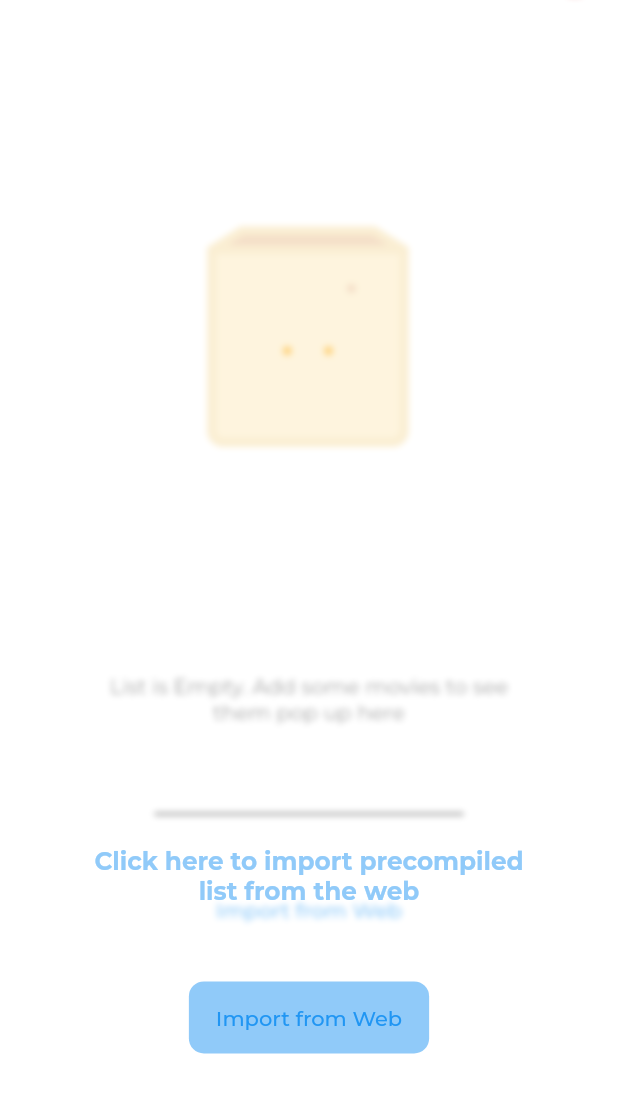
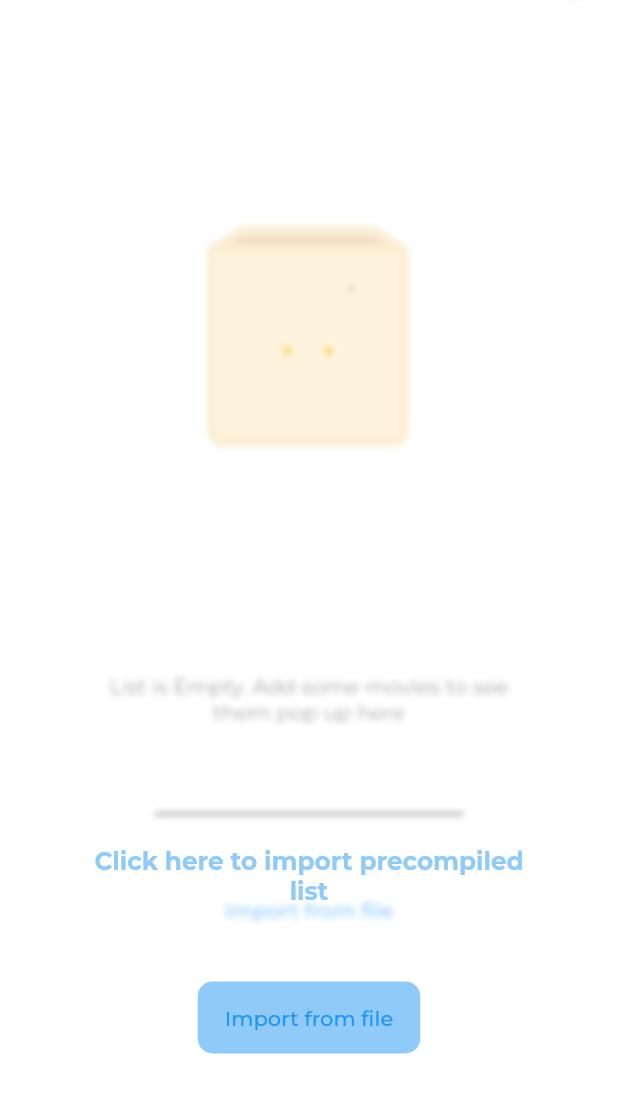
Before and after one commit to Android-Builds/Moviez, a Flutter app: the HomePage screen opened directly with empty values, after a tap on the "add" icon, on a phone screen of 412 x 824 dp, the part 59-1172 px from its top. Run offline on Flutter 3.47's test engine with Material 2 defaults, Android fonts, the phone set to English and light mode, and no system bars; our stand-ins replace bloc, cached_network_image, equatable, firebase_auth, firebase_core, flutter_bloc and 6 more; accounts and stored records are empty.

Commit message:
Fix bugs

```diff
--- a/lib/main.dart
+++ b/lib/main.dart
@@ -3,12 +3,13 @@ import 'package:flutter/material.dart';
 import 'package:flutter_bloc/flutter_bloc.dart';
 import 'package:hive/hive.dart';
 import 'package:hive_flutter/hive_flutter.dart';
-import 'package:moviez/blocs/bloc/intro_bloc.dart';
 import 'package:moviez/models/movies.dart';
 import 'package:moviez/screens/homepage.dart';
 import 'package:moviez/screens/intropage.dart';
 import 'package:moviez/utils/constants.dart';
 import 'package:moviez/utils/themes.dart';
+
+import 'blocs/intro_bloc/intro_bloc.dart';
 
 void main() async {
   WidgetsFlutterBinding.ensureInitialized();
--- a/lib/widgets/IntroWidget.dart
+++ b/lib/widgets/IntroWidget.dart
@@ -3,7 +3,7 @@ import 'dart:ui';
 import 'package:flutter/material.dart';
 import 'package:flutter_bloc/flutter_bloc.dart';
 import 'package:hive/hive.dart';
-import 'package:moviez/blocs/bloc/intro_bloc.dart';
+import 'package:moviez/blocs/intro_bloc/intro_bloc.dart';
 
 class IntroWidget extends StatefulWidget {
   const IntroWidget({Key? key}) : super(key: key);
@@ -78,7 +78,7 @@ class _IntroWidgetState extends State<IntroWidget> {
                       SizedBox(
                         width: size.width * 0.7,
                         child: Text(
-                          'Click here to import precompiled list from the web',
+                          'Click here to import precompiled list',
                           textAlign: TextAlign.center,
                           style: TextStyle(
                             fontSize: size.width * 0.04,
@@ -100,7 +100,7 @@ class _IntroWidgetState extends State<IntroWidget> {
                             BlocProvider.of<IntroBloc>(context)
                                 .add(IntroEvent(false));
                           },
-                          child: Text('Import from Web'),
+                          child: Text('Import from file'),
                         ),
                       ),
                     ],
--- a/lib/widgets/emptylist.dart
+++ b/lib/widgets/emptylist.dart
@@ -1,10 +1,16 @@
 import 'package:flutter/material.dart';
 import 'package:flutter_bloc/flutter_bloc.dart';
+import 'package:hive/hive.dart';
 import 'package:lottie/lottie.dart';
-import 'package:moviez/blocs/bloc/intro_bloc.dart';
+import 'package:moviez/blocs/intro_bloc/intro_bloc.dart';
+import 'package:moviez/models/movies.dart';
+import 'package:moviez/utils/moviesimport.dart';
 
 class EmptyList extends StatelessWidget {
-  const EmptyList({Key? key}) : super(key: key);
+  const EmptyList({Key? key, required this.callBackToUpdateState})
+      : super(key: key);
+
+  final Function() callBackToUpdateState;
 
   @override
   Widget build(BuildContext context) {
@@ -36,7 +42,19 @@ class EmptyList extends StatelessWidget {
               color: Colors.grey.shade800,
             ),
           ),
-          TextButton(onPressed: () => {}, child: Text('Import from Web'))
+          TextButton(
+              onPressed: () {
+                final movieBox = Hive.box('movies');
+                movieprelist.forEach((element) {
+                  movieBox.add(new Movies(
+                      name: element['movie'] ?? '',
+                      dirName: element['director'] ?? '',
+                      imageUrl: element['imageUrl'] ?? '',
+                      netwokImage: true));
+                });
+                callBackToUpdateState();
+              },
+              child: Text('Import from file'))
         ],
       ),
     );
```
Also changed, not shown: lib/screens/homepage.dart (+49 -8 lines), lib/widgets/movielist.dart (+4 -3 lines), lib/blocs/intro_bloc/intro_bloc.dart (renamed from lib/blocs/bloc/intro_bloc.dart), lib/blocs/intro_bloc/intro_event.dart (renamed from lib/blocs/bloc/intro_event.dart), lib/blocs/intro_bloc/intro_state.dart (renamed from lib/blocs/bloc/intro_state.dart).
